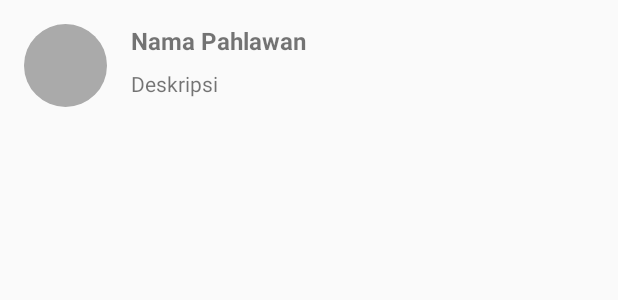
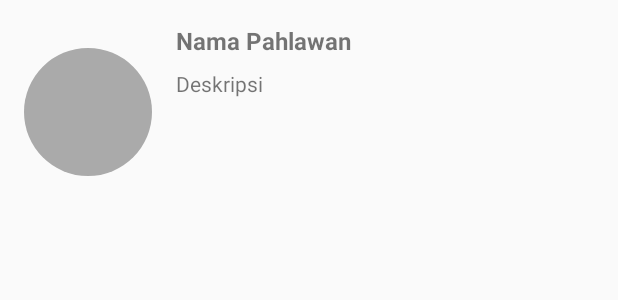
Before and after one commit to intandewihapsari/MyRecyclerView, an Android app: the layout item_row_hero.xml on its own in the app's theme, with its tools: preview values and no code run, on a phone screen of 412 x 824 dp. Shown: the top 300 px of the screen. Run offline under Robolectric (Android 15) with nearby library versions, the phone set to English and light mode, and no system bars.

Commit message:
first commit

```diff
--- a/app/src/main/res/layout/item_cardview_hero.xml
+++ b/app/src/main/res/layout/item_cardview_hero.xml
@@ -46,7 +46,7 @@
             android:layout_toEndOf="@id/img_item_photo"
             android:layout_toRightOf="@id/img_item_photo"
             android:ellipsize="end"
-            android:maxLines="5"
+            android:maxLines="4"
             tools:text="@string/description" />
         <LinearLayout
             android:id="@+id/layout_button"
--- a/app/src/main/res/layout/item_row_hero.xml
+++ b/app/src/main/res/layout/item_row_hero.xml
@@ -8,8 +8,9 @@
 
     <de.hdodenhof.circleimageview.CircleImageView
     android:id="@+id/img_item_photo"
-        android:layout_width="55dp"
-        android:layout_height="55dp"
+        android:layout_width="85dp"
+        android:layout_height="85dp"
+        android:layout_marginTop="16dp"
         android:layout_marginEnd="16dp"
         android:layout_marginRight="16dp"
         tools:src="@android:color/darker_gray" />
@@ -35,6 +36,7 @@
             android:layout_width="match_parent"
             android:layout_height="wrap_content"
             android:ellipsize="end"
+            android:maxLines="4"
             tools:text="@string/description" />
     </LinearLayout>
 
--- a/app/src/main/res/values/styles.xml
+++ b/app/src/main/res/values/styles.xml
@@ -2,8 +2,8 @@
     <!-- Base application theme. -->
     <style name="AppTheme" parent="Theme.AppCompat.Light.DarkActionBar">
         <!-- Customize your theme here. -->
-        <item name="colorPrimary">@color/colorPrimary</item>
-        <item name="colorPrimaryDark">@color/colorPrimaryDark</item>
+        <item name="colorPrimary">#3CB371</item>
+        <item name="colorPrimaryDark">#006400</item>
         <item name="colorAccent">@color/colorAccent</item>
     </style>
 
```
Also changed, not shown: 1 other file.
